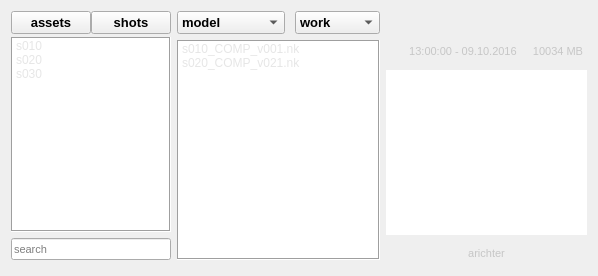
Qt form scripts/apps/arLoad.ui (alexanderrichtertd/plex) before a commit.
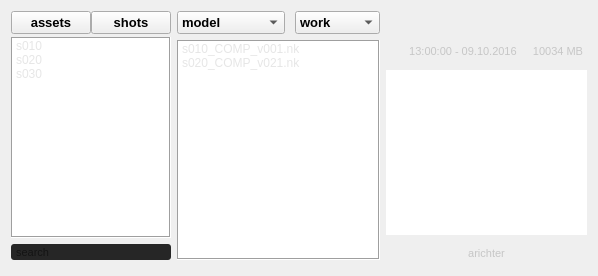
The same form after that commit. Icons and pictures are not drawn.

Commit message: color update to dark and TD yellow

What changed in the file:
```diff
--- a/scripts/apps/arLoad.ui
+++ b/scripts/apps/arLoad.ui
@@ -146,8 +146,15 @@
            <pointsize>8</pointsize>
           </font>
          </property>
+         <property name="styleSheet">
+          <string notr="true">background-color: rgb(38, 38, 38);
+border-radius: 3px;
+selection-background-color: rgb(50, 50, 50);
+
+</string>
+         </property>
          <property name="placeholderText">
-          <string>search</string>
+          <string> search</string>
          </property>
         </widget>
        </item>
```
Left out of the diff: 7 changed lines with no effect on the pictures. The commit also changes 2 other files.
